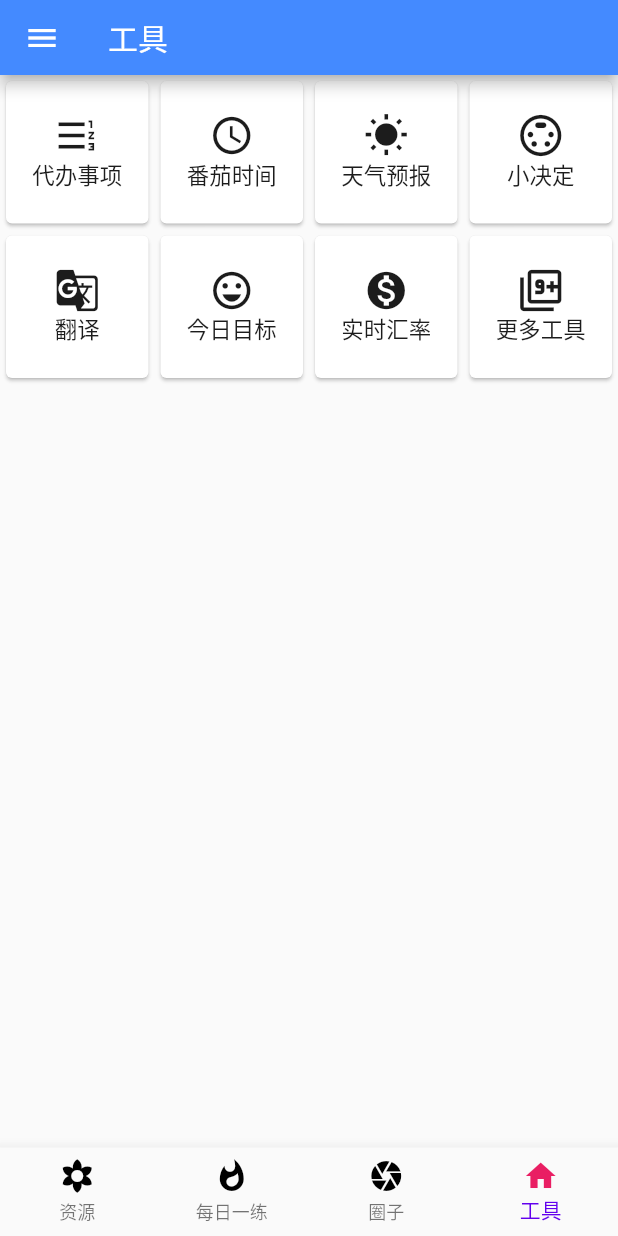
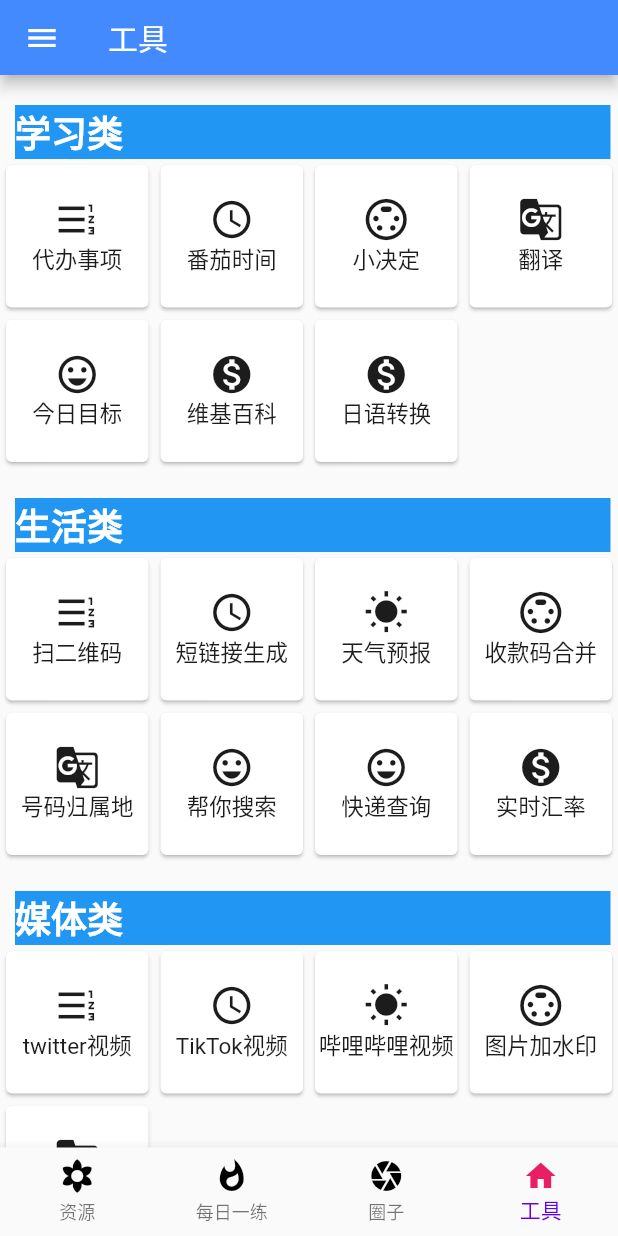
Before and after one commit to esirioneyibo/flutter_study_app, a Flutter app: the screen it shows after launch, item 4 of the bottom bar chosen, on a phone screen of 412 x 824 dp. Run offline on Flutter 3.47's test engine with Material 2 defaults, Android fonts, the light colour scheme and no system bars; our stand-ins replace firebase_auth, font_awesome_flutter, google_sign_in, uni_links; missing offline and left inert: flutter_twitter_login, fluwx; accounts and stored records are empty; statements that could not run were skipped.

Commit message:
工具页

```diff
--- a/lib/app.dart
+++ b/lib/app.dart
@@ -4,7 +4,7 @@ import 'package:flutter/material.dart';
 import 'package:flutter_study_app/config.dart';
 import 'package:flutter_study_app/pages/chat.dart';
 import 'package:flutter_study_app/pages/drawer.dart';
-import 'package:flutter_study_app/pages/home.dart';
+import 'package:flutter_study_app/pages/tool.dart';
 import 'package:flutter_study_app/pages/practise.dart';
 import 'package:flutter_study_app/pages/study.dart';
 import 'package:fluwx/fluwx.dart' as fluwx;
--- a/lib/models/choice.dart
+++ b/lib/models/choice.dart
@@ -71,14 +71,43 @@ class Choice {
     Choice('第30天', Icons.sentiment_very_satisfied, Day30Screen()),
   ];
 
-  static List<Choice> tools = <Choice>[
+  // 学习类
+  static List<Choice> studyTools = <Choice>[
     Choice('代办事项', Icons.format_list_numbered_rtl, Day1Screen()),
     Choice('番茄时间', Icons.access_time, Day1Screen()),
-    Choice('天气预报', Icons.wb_sunny, Day1Screen()),
     Choice('小决定', Icons.settings_input_svideo, Day1Screen()),
     Choice('翻译', Icons.g_translate, Day1Screen()),
     Choice('今日目标', Icons.sentiment_very_satisfied, Day1Screen()),
+    Choice('维基百科', Icons.monetization_on, Day1Screen()),
+    Choice('日语转换', Icons.monetization_on, Day1Screen()),
+  ];
+
+  static List<Choice> lifeTools = <Choice>[
+    Choice('扫二维码', Icons.format_list_numbered_rtl, Day1Screen()),
+    Choice('短链接生成', Icons.access_time, Day1Screen()),
+    Choice('天气预报', Icons.wb_sunny, Day1Screen()),
+    Choice('收款码合并', Icons.settings_input_svideo, Day1Screen()),
+    Choice('号码归属地', Icons.g_translate, Day1Screen()),
+    Choice('帮你搜索', Icons.sentiment_very_satisfied, Day1Screen()),
+    Choice('快递查询', Icons.sentiment_very_satisfied, Day1Screen()),
     Choice('实时汇率', Icons.monetization_on, Day1Screen()),
-    Choice('更多工具', Icons.filter_9_plus, Day1Screen()),
+  ];
+
+  // 媒体类
+  static List<Choice> mediaTools = <Choice>[
+    Choice('twitter视频', Icons.format_list_numbered_rtl, Day1Screen()),
+    Choice('TikTok视频', Icons.access_time, Day1Screen()),
+    Choice('哔哩哔哩视频', Icons.wb_sunny, Day1Screen()),
+    Choice('图片加水印', Icons.settings_input_svideo, Day1Screen()),
+    Choice('图片打码', Icons.g_translate, Day1Screen()),
+  ];
+
+  // 编程类
+  static List<Choice> programTools = <Choice>[
+    Choice('Star曲线', Icons.format_list_numbered_rtl, Day1Screen()),
+    Choice('github榜单', Icons.access_time, Day1Screen()),
+    Choice('我的github', Icons.wb_sunny, Day1Screen()),
+    Choice('好友互follow', Icons.settings_input_svideo, Day1Screen()),
+    Choice('编程语言排行', Icons.g_translate, Day1Screen()),
   ];
 }
--- a/lib/pages/home.dart
+++ /dev/null
@@ -1,38 +0,0 @@
-import 'package:flutter/cupertino.dart';
-import 'package:flutter/material.dart';
-import 'package:flutter_study_app/components/choice_card.dart';
-import 'package:flutter_study_app/components/my_app_bar.dart';
-import 'package:flutter_study_app/components/news_card.dart';
-import 'package:flutter_study_app/models/choice.dart';
-import 'package:flutter_study_app/models/news.dart';
-import 'package:flutter_study_app/models/post.dart';
-
-import '../config.dart';
-
-class HomeScreen extends StatelessWidget {
-  @override
-  Widget build(BuildContext context) {
-    /// 工具列表
-    List<Choice> tools = Choice.tools;
-
-    var toolsSection = GridView.count(
-      crossAxisCount: 4,
-      physics: new NeverScrollableScrollPhysics(),
-      shrinkWrap: true,
-      children: List.generate(tools.length, (index) {
-        return Center(
-          child: ChoiceCard(choice: tools[index]),
-        );
-      }),
-    );
-
-    return Scaffold(
-      appBar: MyAppBar(context, '工具'),
-      body: ListView(
-        children: <Widget>[
-          toolsSection,
-        ],
-      ),
-    );
-  }
-}
--- /dev/null
+++ b/lib/pages/tool.dart
@@ -0,0 +1,121 @@
+import 'package:flutter/cupertino.dart';
+import 'package:flutter/material.dart';
+import 'package:flutter_study_app/components/choice_card.dart';
+import 'package:flutter_study_app/components/my_app_bar.dart';
+import 'package:flutter_study_app/models/choice.dart';
+
+class HomeScreen extends StatelessWidget {
+  @override
+  Widget build(BuildContext context) {
+    /// 工具列表
+    List<Choice> studyTools = Choice.studyTools;
+    List<Choice> lifeTools = Choice.lifeTools;
+    List<Choice> mediaTools = Choice.mediaTools;
+    List<Choice> programTools = Choice.programTools;
+
+    var studySection = GridView.count(
+      crossAxisCount: 4,
+      physics: new NeverScrollableScrollPhysics(),
+      shrinkWrap: true,
+      children: List.generate(studyTools.length, (index) {
+        return Center(
+          child: ChoiceCard(choice: studyTools[index]),
+        );
+      }),
+    );
+
+    var lifeSection = GridView.count(
+      crossAxisCount: 4,
+      physics: new NeverScrollableScrollPhysics(),
+      shrinkWrap: true,
+      children: List.generate(lifeTools.length, (index) {
+        return Center(
+          child: ChoiceCard(choice: lifeTools[index]),
+        );
+      }),
+    );
+
+    var mediaSection = GridView.count(
+      crossAxisCount: 4,
+      physics: new NeverScrollableScrollPhysics(),
+      shrinkWrap: true,
+      children: List.generate(mediaTools.length, (index) {
+        return Center(
+          child: ChoiceCard(choice: mediaTools[index]),
+        );
+      }),
+    );
+
+    var programSection = GridView.count(
+      crossAxisCount: 4,
+      physics: new NeverScrollableScrollPhysics(),
+      shrinkWrap: true,
+      children: List.generate(programTools.length, (index) {
+        return Center(
+          child: ChoiceCard(choice: programTools[index]),
+        );
+      }),
+    );
+
+    const toolStyle = TextStyle(
+        color: Colors.white, fontSize: 24, fontWeight: FontWeight.bold);
+
+    var titlePadding = EdgeInsets.fromLTRB(10, 20, 5, 0);
+
+    return Scaffold(
+      appBar: MyAppBar(context, '工具'),
+      body: ListView(
+        children: <Widget>[
+          Padding(
+            padding: titlePadding,
+            child: Container(
+              width: 10,
+              color: Colors.blue,
+              child: Text(
+                "学习类",
+                style: toolStyle,
+              ),
+            ),
+          ),
+          studySection,
+          Padding(
+            padding: titlePadding,
+            child: Container(
+              width: 10,
+              color: Colors.blue,
+              child: Text(
+                "生活类",
+                style: toolStyle,
+              ),
+            ),
+          ),
+          lifeSection,
+          Padding(
+            padding: titlePadding,
+            child: Container(
+              width: 10,
+              color: Colors.blue,
+              child: Text(
+                "媒体类",
+                style: toolStyle,
+              ),
+            ),
+          ),
+          mediaSection,
+          Padding(
+            padding: titlePadding,
+            child: Container(
+              width: 10,
+              color: Colors.blue,
+              child: Text(
+                "编程类",
+                style: toolStyle,
+              ),
+            ),
+          ),
+          programSection,
+        ],
+      ),
+    );
+  }
+}
```
